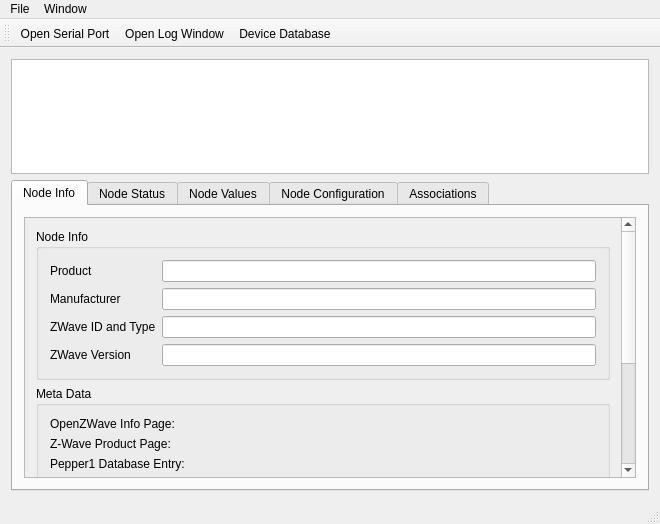
The window that ozwadmin-main/mainwindow.ui (OpenZWave/ozw-admin) describes before a commit, drawn with Qt 5.
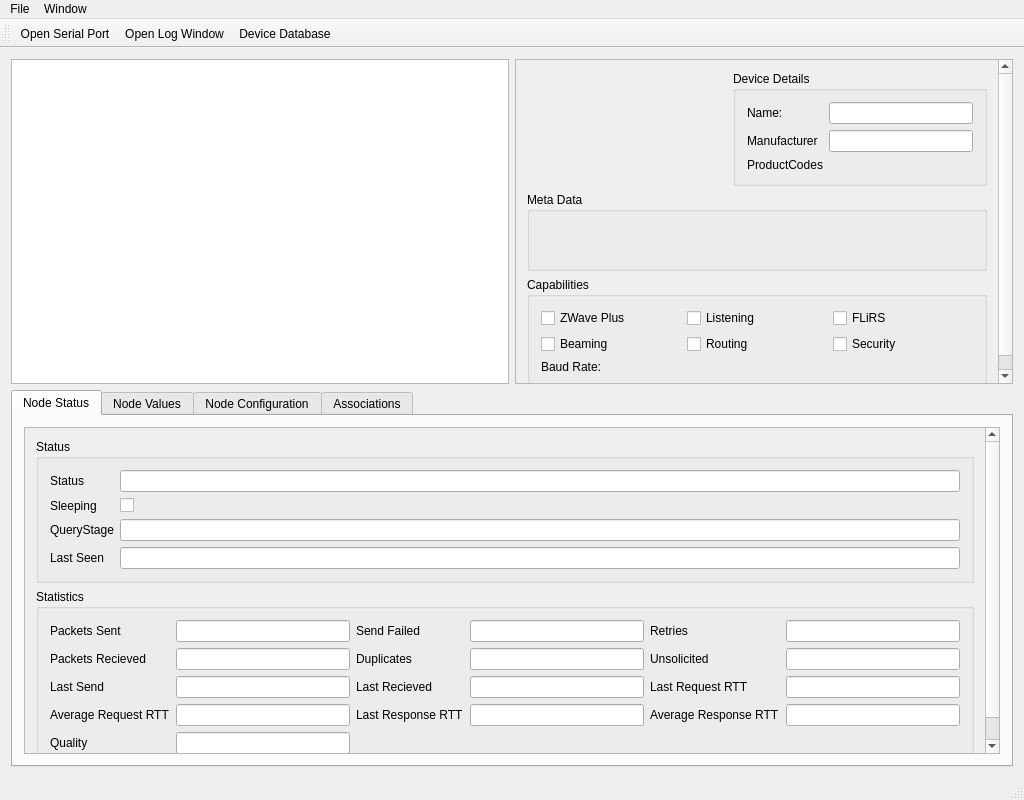
The same window after the commit. The open tabs and pages were chosen to show the change. Icons and pictures are not drawn.

Diff of the .ui file:
```diff
--- a/ozwadmin-main/mainwindow.ui
+++ b/ozwadmin-main/mainwindow.ui
@@ -6,8 +6,8 @@
    <rect>
     <x>0</x>
     <y>0</y>
-    <width>660</width>
-    <height>524</height>
+    <width>1024</width>
+    <height>800</height>
    </rect>
   </property>
   <property name="windowTitle">
@@ -22,19 +22,11 @@
    </property>
    <layout class="QVBoxLayout" name="verticalLayout">
     <item>
+     <layout class="QHBoxLayout" name="horizontalLayout_2">
+      <item>
      <widget class="QTableView" name="nodeList"/>
     </item>
     <item>
-     <widget class="QTabWidget" name="NodePane">
-      <property name="currentIndex">
-       <number>3</number>
-      </property>
-      <widget class="QWidget" name="n_info">
-       <attribute name="title">
-        <string>Node Info</string>
-       </attribute>
-       <layout class="QVBoxLayout" name="verticalLayout_2">
-        <item>
          <widget class="QScrollArea" name="scrollArea">
           <property name="widgetResizable">
            <bool>true</bool>
@@ -44,75 +36,95 @@
             <rect>
              <x>0</x>
              <y>0</y>
-             <width>604</width>
-             <height>535</height>
+           <width>477</width>
+           <height>410</height>
             </rect>
            </property>
            <layout class="QVBoxLayout" name="verticalLayout_3">
             <item>
+           <layout class="QHBoxLayout" name="horizontalLayout_4">
+            <item>
+             <widget class="QLabel" name="md_pic">
+              <property name="maximumSize">
+               <size>
+                <width>200</width>
+                <height>200</height>
+               </size>
+              </property>
+              <property name="text">
+               <string/>
+              </property>
+              <property name="pixmap">
+               <pixmap>../../open-zwave/config/images/zwave.me/zme_raz5.png</pixmap>
+              </property>
+             </widget>
+            </item>
+            <item>
              <widget class="QGroupBox" name="groupBox">
               <property name="title">
-               <string>Node Info</string>
+               <string>Device Details</string>
               </property>
-              <layout class="QFormLayout" name="formLayout_2">
+              <layout class="QGridLayout" name="gridLayout_3">
+               <item row="1" column="1" colspan="3">
+                <widget class="QLineEdit" name="dd_manufacturer">
+                 <property name="readOnly">
+                  <bool>true</bool>
+                 </property>
+                </widget>
+               </item>
+               <item row="2" column="3">
+                <widget class="QLabel" name="dd_prodtype">
+                 <property name="text">
+                  <string/>
+                 </property>
+                </widget>
+               </item>
+               <item row="2" column="2">
+                <widget class="QLabel" name="dd_prodid">
+                 <property name="text">
+                  <string/>
+                 </property>
+                </widget>
+               </item>
+               <item row="2" column="1">
+                <widget class="QLabel" name="dd_manid">
+                 <property name="text">
+                  <string/>
+                 </property>
+                </widget>
+               </item>
+               <item row="0" column="1" colspan="3">
+                <widget class="QLineEdit" name="dd_name">
+                 <property name="readOnly">
+                  <bool>true</bool>
+                 </property>
+                </widget>
+               </item>
                <item row="0" column="0">
                 <widget class="QLabel" name="label">
                  <property name="text">
-                  <string>Product</string>
-                 </property>
-                </widget>
-               </item>
-               <item row="0" column="1">
-                <widget class="QLineEdit" name="NI_Product">
-                 <property name="readOnly">
-                  <bool>true</bool>
+                  <string>Name:</string>
                  </property>
                 </widget>
                </item>
                <item row="1" column="0">
-                <widget class="QLabel" name="label_2">
-                 <property name="text">
-                  <string>Manufacturer</string>
-                 </property>
-                </widget>
-               </item>
-               <item row="1" column="1">
-                <widget class="QLineEdit" name="NI_Manufacturer">
-                 <property name="readOnly">
-                  <bool>true</bool>
-                 </property>
-                </widget>
-               </item>
-               <item row="2" column="0">
                 <widget class="QLabel" name="label_3">
                  <property name="text">
-                  <string>ZWave ID and Type</string>
+                  <string>Manufacturer</string>
                  </property>
                 </widget>
                </item>
-               <item row="2" column="1">
-                <widget class="QLineEdit" name="NI_ID">
-                 <property name="readOnly">
-                  <bool>true</bool>
-                 </property>
-                </widget>
-               </item>
-               <item row="3" column="0">
+               <item row="2" column="0">
                 <widget class="QLabel" name="label_4">
                  <property name="text">
-                  <string>ZWave Version</string>
+                  <string>ProductCodes</string>
                  </property>
                 </widget>
                </item>
-               <item row="3" column="1">
-                <widget class="QLineEdit" name="ni_version">
-                 <property name="readOnly">
-                  <bool>true</bool>
-                 </property>
+              </layout>
                 </widget>
                </item>
               </layout>
-             </widget>
             </item>
             <item>
              <widget class="QGroupBox" name="groupBox_6">
@@ -121,86 +133,54 @@
               </property>
               <layout class="QFormLayout" name="formLayout_4">
                <item row="0" column="0">
-                <widget class="QLabel" name="label_23">
-                 <property name="text">
-                  <string>OpenZWave Info Page:</string>
-                 </property>
-                </widget>
-               </item>
-               <item row="0" column="1">
                 <widget class="QLabel" name="md_ozwinfo">
                  <property name="text">
                   <string/>
                  </property>
-                </widget>
-               </item>
-               <item row="1" column="0">
-                <widget class="QLabel" name="label_24">
-                 <property name="text">
-                  <string>Z-Wave Product Page:</string>
-                 </property>
-                </widget>
-               </item>
-               <item row="1" column="1">
-                <widget class="QLabel" name="md_zwprodpage">
+               <property name="openExternalLinks">
+                <bool>true</bool>
+               </property>
+               <property name="textInteractionFlags">
+                <set>Qt::TextBrowserInteraction</set>
+               </property>
+              </widget>
+             </item>
+             <item row="0" column="1">
+              <widget class="QLabel" name="md_zwainfo">
                  <property name="text">
                   <string/>
                  </property>
-                </widget>
-               </item>
-               <item row="2" column="0">
-                <widget class="QLabel" name="label_25">
-                 <property name="text">
-                  <string>Pepper1 Database Entry:</string>
-                 </property>
-                </widget>
-               </item>
-               <item row="2" column="1">
-                <widget class="QLabel" name="md_pepper1db">
-                 <property name="text">
-                  <string/>
+               <property name="openExternalLinks">
+                <bool>true</bool>
+               </property>
+               <property name="textInteractionFlags">
+                <set>Qt::TextBrowserInteraction</set>
                  </property>
                 </widget>
                </item>
                <item row="3" column="0">
                 <widget class="QLabel" name="label_26">
                  <property name="text">
-                  <string>Product Manual:</string>
-                 </property>
-                </widget>
-               </item>
-               <item row="4" column="0">
-                <widget class="QLabel" name="label_27">
-                 <property name="text">
-                  <string>Product Page:</string>
-                 </property>
-                </widget>
-               </item>
-               <item row="5" column="0">
-                <widget class="QLabel" name="label_28">
-                 <property name="text">
-                  <string>Product Picture:</string>
+                <string/>
+               </property>
+               <property name="openExternalLinks">
+                <bool>true</bool>
+               </property>
+               <property name="textInteractionFlags">
+                <set>Qt::TextBrowserInteraction</set>
                  </property>
                 </widget>
                </item>
                <item row="3" column="1">
-                <widget class="QLabel" name="md_prodmanual">
-                 <property name="text">
-                  <string/>
-                 </property>
-                </widget>
-               </item>
-               <item row="4" column="1">
                 <widget class="QLabel" name="md_prodpage">
                  <property name="text">
                   <string/>
                  </property>
-                </widget>
-               </item>
-               <item row="5" column="1">
-                <widget class="QLabel" name="md_prodimg">
-                 <property name="text">
-                  <string/>
+               <property name="openExternalLinks">
+                <bool>true</bool>
+               </property>
+               <property name="textInteractionFlags">
+                <set>Qt::TextBrowserInteraction</set>
                  </property>
                 </widget>
                </item>
@@ -273,7 +253,12 @@
          </widget>
         </item>
        </layout>
-      </widget>
+    </item>
+    <item>
+     <widget class="QTabWidget" name="NodePane">
+      <property name="currentIndex">
+       <number>0</number>
+      </property>
       <widget class="QWidget" name="n_status">
        <attribute name="title">
         <string>Node Status</string>
@@ -289,8 +274,8 @@
             <rect>
              <x>0</x>
              <y>0</y>
-             <width>604</width>
-             <height>456</height>
+             <width>937</width>
+             <height>363</height>
             </rect>
            </property>
            <layout class="QVBoxLayout" name="verticalLayout_5">
@@ -756,8 +741,8 @@
     <rect>
      <x>0</x>
      <y>0</y>
-     <width>660</width>
-     <height>25</height>
+     <width>1024</width>
+     <height>22</height>
     </rect>
    </property>
    <widget class="QMenu" name="menuFile">
```
Left out of the diff: 87 changed lines with no effect on the pictures. Lines whose indentation alone changed are shown as unchanged.
